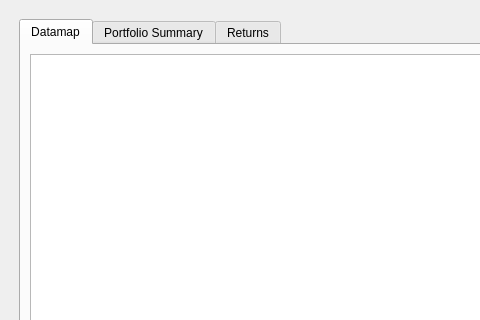
The window that main_test.ui (hammerheadlemon/xldigest) describes before a commit, drawn with Qt 5; both pictures show x 0 to 480 and y 0 to 320 of the 665 by 480 pixel window.
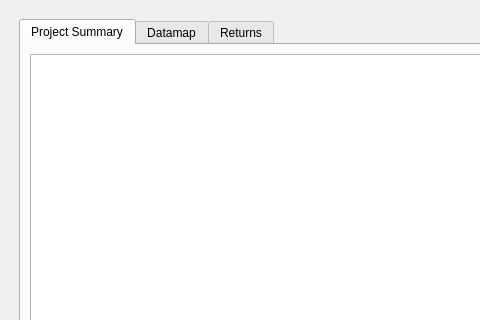
The same window after the commit.

Commit message: some commits - trying to place our datamap table view in tabbed widget

```diff
--- a/main_test.ui
+++ b/main_test.ui
@@ -28,7 +28,7 @@
     </property>
     <widget class="QWidget" name="tab">
      <attribute name="title">
-      <string>Datamap</string>
+      <string>Project Summary</string>
      </attribute>
      <layout class="QHBoxLayout" name="horizontalLayout">
       <item>
@@ -38,7 +38,7 @@
     </widget>
     <widget class="QWidget" name="tab_2">
      <attribute name="title">
-      <string>Portfolio Summary</string>
+      <string>Datamap</string>
      </attribute>
      <layout class="QHBoxLayout" name="horizontalLayout_2">
       <item>
```
The commit also changes 5 other files.
